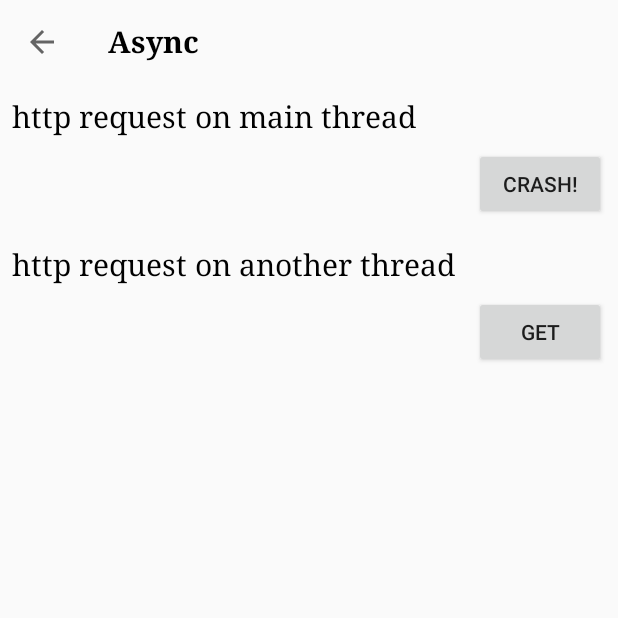
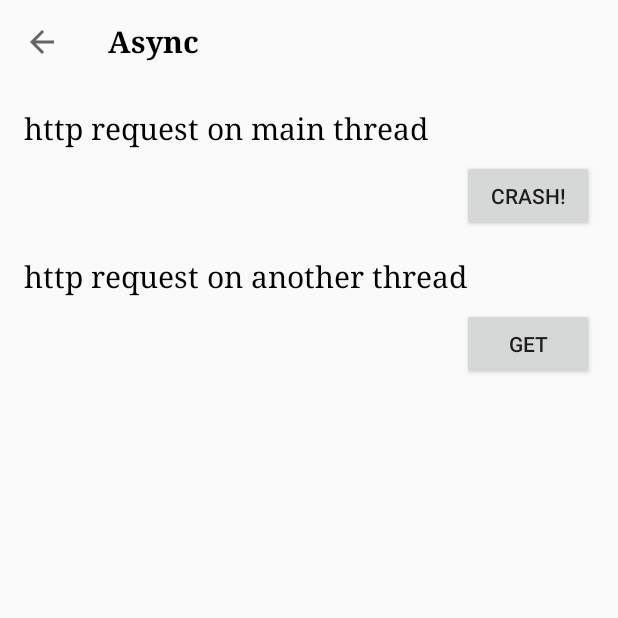
Before and after one commit to punchdrunker/hocho, an Android app: the AsyncActivity screen opened directly, with no data from a screen before it, on a phone screen of 412 x 824 dp, the top half of it. Run offline under Robolectric (Android 15) with nearby library versions, the phone set to English and light mode, and no system bars; our stand-ins replace Timber, data binding.

Commit message:
fix layout for lint

```diff
--- a/app/src/main/res/layout/activity_async.xml
+++ b/app/src/main/res/layout/activity_async.xml
@@ -41,34 +41,34 @@
             android:layout_width="match_parent"
             android:layout_height="wrap_content"
             android:orientation="vertical"
-            android:padding="8dp"
+            android:padding="16dp"
             app:layout_constraintTop_toBottomOf="@id/toolbar">
 
             <TextView
                 style="@style/AsyncActivityTitleText"
                 android:layout_width="wrap_content"
                 android:layout_height="wrap_content"
-                android:text="http request on main thread" />
+                android:text="@string/http_request_on_main_thread" />
 
             <Button
                 style="@style/AsyncActivityButton"
                 android:layout_width="wrap_content"
                 android:layout_height="wrap_content"
                 android:onClick="@{activity::crashApp}"
-                android:text="crash!" />
+                android:text="@string/crash" />
 
             <TextView
                 style="@style/AsyncActivityTitleText"
                 android:layout_width="wrap_content"
                 android:layout_height="wrap_content"
-                android:text="http request on another thread" />
+                android:text="@string/http_request_on_another_thread" />
 
             <Button
                 style="@style/AsyncActivityButton"
                 android:layout_width="wrap_content"
                 android:layout_height="wrap_content"
                 android:onClick="@{activity::requestOnBackground}"
-                android:text="GET" />
+                android:text="@string/get" />
         </LinearLayout>
     </android.support.constraint.ConstraintLayout>
 </layout>
--- a/app/src/main/res/values/strings.xml
+++ b/app/src/main/res/values/strings.xml
@@ -46,4 +46,8 @@
     <string name="show_important_notification">show important notification</string>
     <string name="use_big_picture_notification">use big picture</string>
     <string name="async">Async</string>
+    <string name="http_request_on_main_thread">http request on main thread</string>
+    <string name="crash">crash!</string>
+    <string name="http_request_on_another_thread">http request on another thread</string>
+    <string name="get">GET</string>
 </resources>
```
